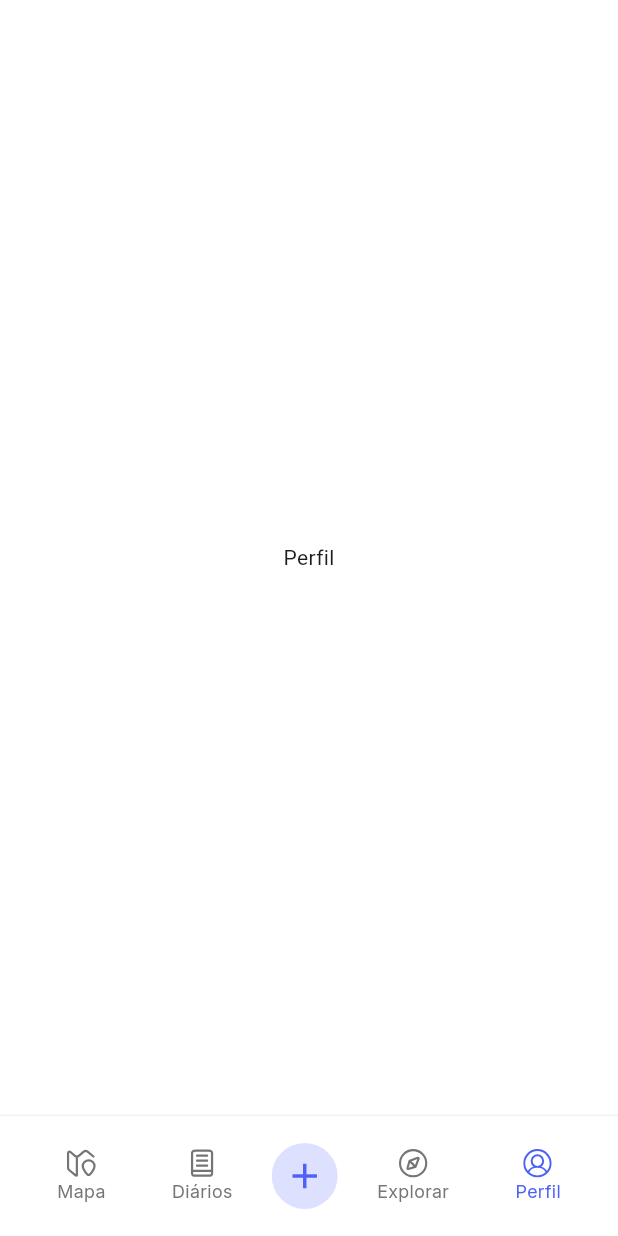
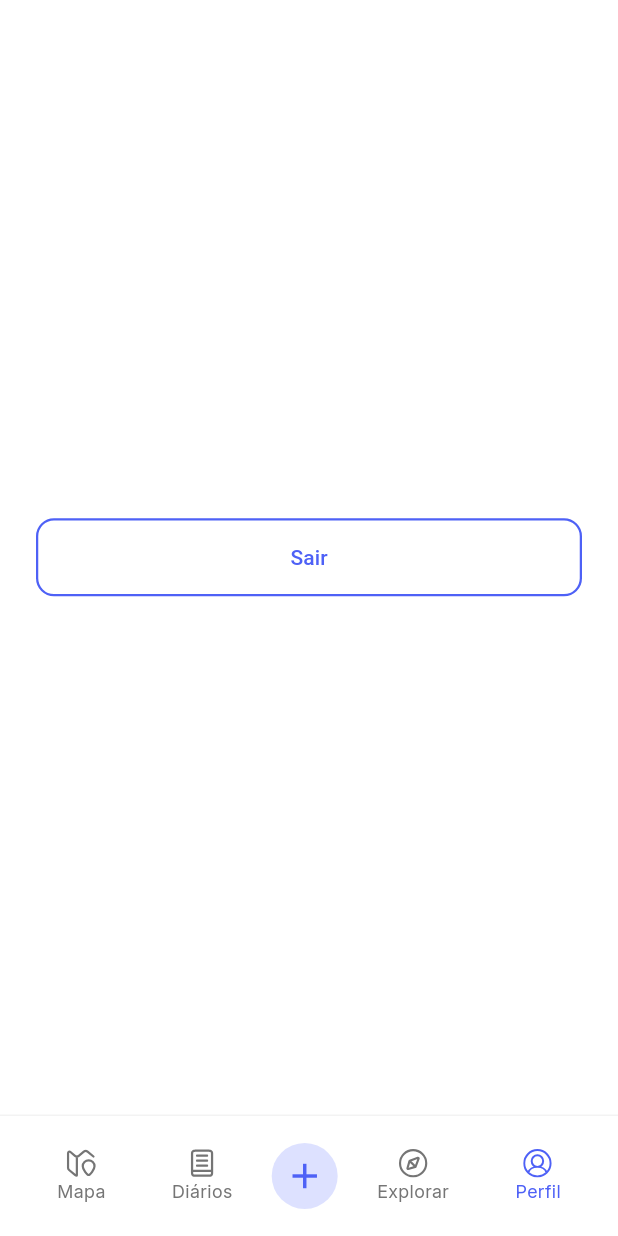
Before and after one commit to OthavioH/rumo, a Flutter app: the HomeScreen screen opened by its route, item 5 of the bottom bar chosen, on a phone screen of 412 x 824 dp. Run offline on Flutter 3.47's test engine with Material 3 defaults, Android fonts, the phone set to English and light mode, and no system bars; our stand-ins replace cloud_firestore, firebase_auth, firebase_core, flutter_svg; accounts and stored records are empty; generated files the repository leaves out were written again.

Commit message:
:sparkles: feat: adds profile screen

```diff
--- a/lib/features/home/screens/home_screen.dart
+++ b/lib/features/home/screens/home_screen.dart
@@ -1,7 +1,7 @@
 import 'package:flutter/material.dart';
-import 'package:flutter/services.dart';
 import 'package:rumo/core/asset_images.dart';
 import 'package:rumo/features/home/widgets/bottom_nav_item.dart';
+import 'package:rumo/features/user/screens/profile_screen.dart';
 
 class HomeScreen extends StatefulWidget {
   const HomeScreen({super.key});
@@ -78,7 +78,7 @@ class _HomeScreenState extends State<HomeScreen> {
           return switch (currentIndex) {
             1 => Center(child: Text('Diários')),
             2 => Center(child: Text('Explorar')),
-            3 => Center(child: Text('Perfil')),
+            3 => ProfileScreen(),
             _ => Scaffold(
               appBar: AppBar(title: Text('AppBar Mapa')),
               body: Center(child: Text('Mapa')),
--- /dev/null
+++ b/lib/features/user/screens/profile_screen.dart
@@ -0,0 +1,45 @@
+import 'package:firebase_auth/firebase_auth.dart';
+import 'package:flutter/material.dart';
+import 'package:rumo/features/onboarding/routes/onboarding_routes.dart';
+
+class ProfileScreen extends StatelessWidget {
+  const ProfileScreen({super.key});
+
+  @override
+  Widget build(BuildContext context) {
+    return Scaffold(
+      body: Padding(
+        padding: const EdgeInsets.symmetric(horizontal: 24),
+        child: Center(
+          child: OutlinedButton(
+            onPressed: () {
+              showModalBottomSheet(
+                context: context,
+                builder: (context) {
+                  return SizedBox(
+                    width: double.maxFinite,
+                    child: TextButton(
+                      onPressed: () async {
+                        await FirebaseAuth.instance.signOut();
+                        if (context.mounted) {
+                          Navigator.of(context).popUntil((_) => false);
+                          Navigator.pushNamed(
+                            context,
+                            OnboardingRoutes.onboardingScreen,
+                          );
+                        }
+                      },
+                      child: Text("Sair da minha conta"),
+                    ),
+                  );
+                },
+              );
+            },
+            child: Text('Sair'),
+            style: OutlinedButton.styleFrom(minimumSize: Size.fromHeight(48)),
+          ),
+        ),
+      ),
+    );
+  }
+}
```
